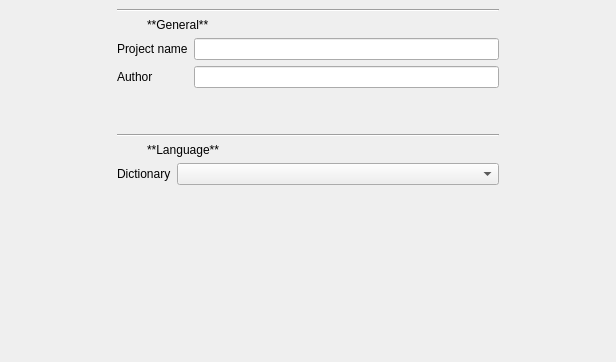
Old version of the form src/desktopapp/plugins/projectPage/projectview.ui in the repository jacquetc/skribisto; both pictures show x 0 to 616 and y 0 to 362 of the 616 by 715 pixel window.
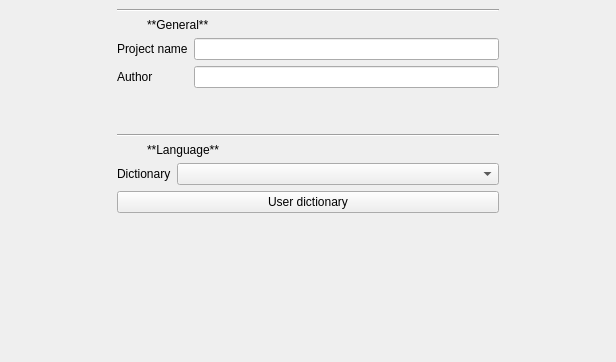
New version of the form. Custom widgets are drawn as their Qt base class.

Commit message: Add user dict dialog

```diff
--- a/src/desktopapp/plugins/projectPage/projectview.ui
+++ b/src/desktopapp/plugins/projectPage/projectview.ui
@@ -52,7 +52,7 @@
         <x>108</x>
         <y>0</y>
         <width>400</width>
-        <height>246</height>
+        <height>280</height>
        </rect>
       </property>
       <property name="sizePolicy">
@@ -191,6 +191,13 @@
          </item>
         </layout>
        </item>
+       <item>
+        <widget class="QPushButton" name="userDictPushButton">
+         <property name="text">
+          <string>User dictionary</string>
+         </property>
+        </widget>
+       </item>
       </layout>
      </widget>
     </widget>
```
The commit also changes 7 other files.
